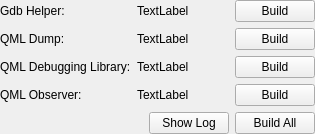
This is src/plugins/qt4projectmanager/debugginghelper.ui in qt-creator/qt-creator as Qt 5 draws it before an edit. The edited form follows.
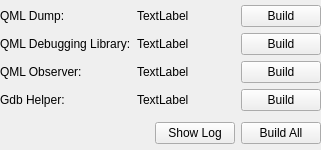
This is the edited form.

Commit message: Debugging helpers: Build Gdb helper on Mac only.

Diff of the .ui file:
```diff
--- a/src/plugins/qt4projectmanager/debugginghelper.ui
+++ b/src/plugins/qt4projectmanager/debugginghelper.ui
@@ -2,42 +2,20 @@
 <ui version="4.0">
  <class>Qt4ProjectManager::Internal::DebuggingHelper</class>
  <widget class="QWidget" name="Qt4ProjectManager::Internal::DebuggingHelper">
+  <property name="geometry">
+   <rect>
+    <x>0</x>
+    <y>0</y>
+    <width>321</width>
+    <height>150</height>
+   </rect>
+  </property>
   <layout class="QVBoxLayout" name="verticalLayout">
    <property name="margin">
     <number>0</number>
    </property>
    <item>
     <layout class="QGridLayout" name="gridLayout">
-     <item row="0" column="0">
-      <widget class="QLabel" name="gdbHelperLabel">
-       <property name="toolTip">
-        <string>Helps showing content of Qt types. Only used in older versions of gdb.</string>
-       </property>
-       <property name="text">
-        <string>Gdb Helper:</string>
-       </property>
-      </widget>
-     </item>
-     <item row="0" column="1">
-      <widget class="QLabel" name="gdbHelperStatus">
-       <property name="text">
-        <string notr="true">TextLabel</string>
-       </property>
-      </widget>
-     </item>
-     <item row="0" column="2">
-      <spacer name="horizontalSpacer">
-       <property name="orientation">
-        <enum>Qt::Horizontal</enum>
-       </property>
-       <property name="sizeHint" stdset="0">
-        <size>
-         <width>40</width>
-         <height>20</height>
-        </size>
-       </property>
-      </spacer>
-     </item>
      <item row="1" column="0">
       <widget class="QLabel" name="qmlDumpLabel">
        <property name="toolTip">
@@ -98,13 +76,6 @@
        </property>
       </spacer>
      </item>
-     <item row="0" column="4">
-      <widget class="QPushButton" name="gdbHelperBuildButton">
-       <property name="text">
-        <string>Build</string>
-       </property>
-      </widget>
-     </item>
      <item row="1" column="4">
       <widget class="QPushButton" name="qmlDumpBuildButton">
        <property name="text">
@@ -153,6 +124,43 @@
        </property>
       </widget>
      </item>
+     <item row="4" column="0">
+      <widget class="QLabel" name="gdbHelperLabel">
+       <property name="toolTip">
+        <string>Helps showing content of Qt types. Only used in older versions of gdb.</string>
+       </property>
+       <property name="text">
+        <string>Gdb Helper:</string>
+       </property>
+      </widget>
+     </item>
+     <item row="4" column="1">
+      <widget class="QLabel" name="gdbHelperStatus">
+       <property name="text">
+        <string notr="true">TextLabel</string>
+       </property>
+      </widget>
+     </item>
+     <item row="4" column="2">
+      <spacer name="horizontalSpacer">
+       <property name="orientation">
+        <enum>Qt::Horizontal</enum>
+       </property>
+       <property name="sizeHint" stdset="0">
+        <size>
+         <width>40</width>
+         <height>20</height>
+        </size>
+       </property>
+      </spacer>
+     </item>
+     <item row="4" column="4">
+      <widget class="QPushButton" name="gdbHelperBuildButton">
+       <property name="text">
+        <string>Build</string>
+       </property>
+      </widget>
+     </item>
     </layout>
    </item>
    <item>
```
The commit also changes 3 other files.
